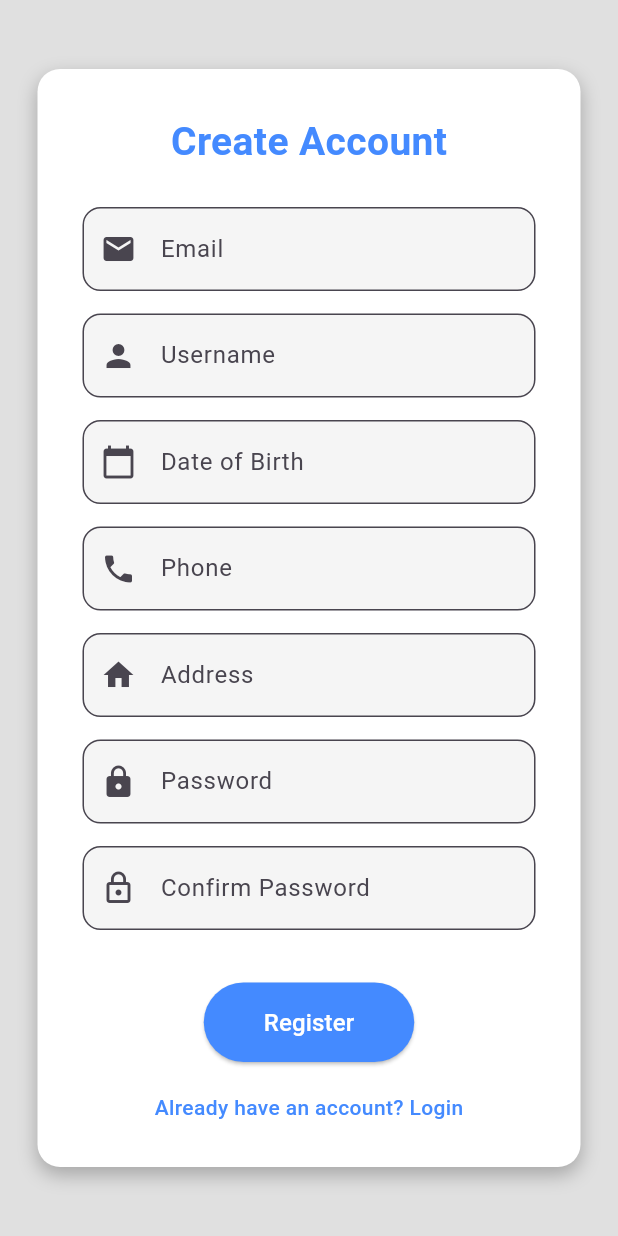
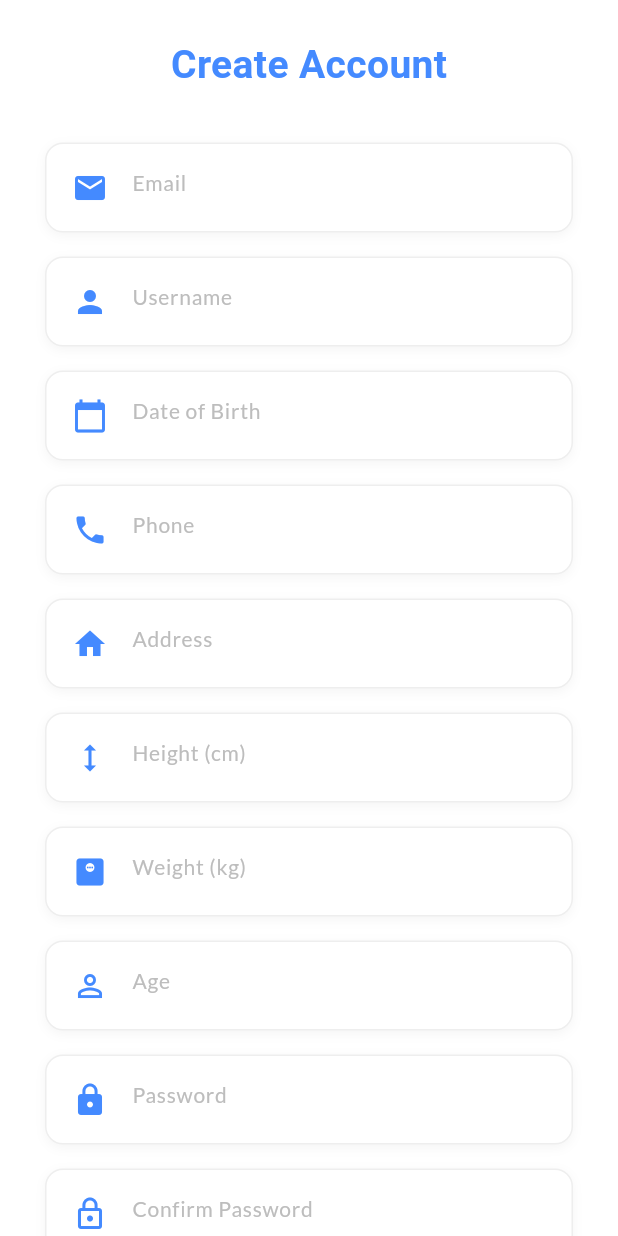
Before and after one commit to Dung261102/kltn, a Flutter app: the RegisterPage screen opened directly, on a phone screen of 412 x 824 dp. Run offline on Flutter 3.47's test engine with Material 3 defaults, Android fonts, the light colour scheme and no system bars; our stand-ins replace date_picker_timeline, flutter_local_notifications, flutter_native_timezone, flutter_staggered_animations, fluttertoast, get and 7 more; accounts and stored records are empty.

Commit message:
đăng ký + đăng nhập đã chỉnh UI, chưa hoàn thiện, chưa tái sử dụng các widget

```diff
--- a/lib/main.dart
+++ b/lib/main.dart
@@ -57,9 +57,9 @@ class MyApp extends StatelessWidget {
         // "/": (context) => CheckLoginPage(), // Trang kiểm tra login đầu tiên
         // "/main": (context) => MainPage(), // Trang chính của app
         // "/login": (context) => LoginPage(),
-        "/": (context) => LoginPage(),
+        // "/": (context) => LoginPage(),
         // "/home": (context) => HomePage(),
-        //  "/": (context) => MainPage(),
+         "/": (context) => MainPage(),
       },
 
       // home: ReminderPage(), // màn hình đầu tiên
--- a/lib/ui/pages/login/login_page.dart
+++ b/lib/ui/pages/login/login_page.dart
@@ -22,7 +22,7 @@ class _LoginPageState extends State<LoginPage> {
   @override
   Widget build(BuildContext context) {
     return Scaffold(
-      backgroundColor: Colors.white, // Changed from grey to white
+      backgroundColor: Colors.white,
       body: Center(
         child: SingleChildScrollView(
           padding: EdgeInsets.all(25),
@@ -31,17 +31,29 @@ class _LoginPageState extends State<LoginPage> {
             child: Column(
               mainAxisSize: MainAxisSize.min,
               children: [
-                SizedBox(height: 20), // Added more top spacing
+                SizedBox(height: 20),
                 Text(
                   "Login here",
                   style: TextStyle(
-                    fontSize: 28, // Increased font size
+                    fontSize: 32,
                     fontWeight: FontWeight.bold,
                     color: Colors.blueAccent,
+                    letterSpacing: 1.2,
                   ),
                 ),
 
-                SizedBox(height: 35), // Increased spacing after title
+                SizedBox(height: 10),
+
+                Text(
+                  "Welcome back you've been missed!",
+                  style: TextStyle(
+                    fontSize: 16,
+                    color: Colors.grey[600],
+                    letterSpacing: 0.5,
+                  ),
+                ),
+
+                SizedBox(height: 35),
 
                 // Trường email
                 FormFields(
@@ -118,9 +130,9 @@ class _LoginPageState extends State<LoginPage> {
                       Text(
                         'Register',
                         style: TextStyle(
-                          fontSize: 16, // Increased font size
+                          fontSize: 16,
                           color: Colors.blueAccent,
-                          fontWeight: FontWeight.bold, // Made bolder
+                          fontWeight: FontWeight.bold,
                         ),
                       ),
                     ],
--- a/lib/ui/pages/login/register_page.dart
+++ b/lib/ui/pages/login/register_page.dart
@@ -1,8 +1,10 @@
 import 'package:flutter/material.dart';
 import 'package:fluttertoast/fluttertoast.dart';
+import 'package:shared_preferences/shared_preferences.dart';
 
 import '../../../rest/rest_api.dart'; // Gọi API đăng ký
 import 'login_page.dart';            // Trang đăng nhập
+import '../../widgets/form_fields_widgets.dart'; // Import FormFields widget
 
 class RegisterPage extends StatefulWidget {
   @override
@@ -20,30 +22,31 @@ class RegisterPageState extends State<RegisterPage> {
   final TextEditingController address = TextEditingController();
   final TextEditingController password = TextEditingController();
   final TextEditingController confirmPassword = TextEditingController();
+  final TextEditingController height = TextEditingController();
+  final TextEditingController weight = TextEditingController();
+  final TextEditingController age = TextEditingController();
+  late SharedPreferences _sharedPreferences;
 
   // Key để validate form
   final GlobalKey<FormState> _formKey = GlobalKey<FormState>();
 
   @override
+  void initState() {
+    super.initState();
+    _initSharedPreferences();
+  }
+
+  Future<void> _initSharedPreferences() async {
+    _sharedPreferences = await SharedPreferences.getInstance();
+  }
+
+  @override
   Widget build(BuildContext context) {
     return Scaffold(
-      backgroundColor: Colors.grey[300], // Nền toàn màn hình
+      backgroundColor: Colors.white, // Changed from grey to white
       body: Center(
-        child: Container(
-          padding: EdgeInsets.all(30),
-          margin: EdgeInsets.symmetric(horizontal: 25),
-          decoration: BoxDecoration(
-            color: Colors.white, // Giao diện form nền trắng
-            borderRadius: BorderRadius.circular(15),
-            boxShadow: [
-              BoxShadow(
-                color: Colors.black26,
-                blurRadius: 10,
-                offset: Offset(0, 5),
-              ),
-            ],
-          ),
         child: SingleChildScrollView(
+          padding: EdgeInsets.all(25),
           child: Form(
             key: _formKey, // Form validation
             child: Column(
@@ -59,13 +62,66 @@ class RegisterPageState extends State<RegisterPage> {
                 ),
                 SizedBox(height: 25),
 
-                  _buildField(email, Icons.email, 'Email'),
-                  _buildField(username, Icons.person, 'Username'),
-                  _buildField(dob, Icons.calendar_today, 'Date of Birth'),
-                  _buildField(phone, Icons.phone, 'Phone'),
-                  _buildField(address, Icons.home, 'Address'),
-                  _buildField(password, Icons.lock, 'Password', isPassword: true),
-                  _buildField(confirmPassword, Icons.lock_outline, 'Confirm Password', isPassword: true),
+                FormFields(
+                  controller: email,
+                  data: Icons.email,
+                  txtHint: 'Email',
+                  obsecure: false,
+                ),
+                FormFields(
+                  controller: username,
+                  data: Icons.person,
+                  txtHint: 'Username',
+                  obsecure: false,
+                ),
+                FormFields(
+                  controller: dob,
+                  data: Icons.calendar_today,
+                  txtHint: 'Date of Birth',
+                  obsecure: false,
+                ),
+                FormFields(
+                  controller: phone,
+                  data: Icons.phone,
+                  txtHint: 'Phone',
+                  obsecure: false,
+                ),
+                FormFields(
+                  controller: address,
+                  data: Icons.home,
+                  txtHint: 'Address',
+                  obsecure: false,
+                ),
+                FormFields(
+                  controller: height,
+                  data: Icons.height,
+                  txtHint: 'Height (cm)',
+                  obsecure: false,
+                ),
+                FormFields(
+                  controller: weight,
+                  data: Icons.monitor_weight,
+                  txtHint: 'Weight (kg)',
+                  obsecure: false,
+                ),
+                FormFields(
+                  controller: age,
+                  data: Icons.person_outline,
+                  txtHint: 'Age',
+                  obsecure: false,
+                ),
+                FormFields(
+                  controller: password,
+                  data: Icons.lock,
+                  txtHint: 'Password',
+                  obsecure: true,
+                ),
+                FormFields(
+                  controller: confirmPassword,
+                  data: Icons.lock_outline,
+                  txtHint: 'Confirm Password',
+                  obsecure: true,
+                ),
 
                 SizedBox(height: 20),
 
@@ -94,6 +150,9 @@ class RegisterPageState extends State<RegisterPage> {
                   style: ElevatedButton.styleFrom(
                     backgroundColor: Colors.blueAccent,
                     padding: EdgeInsets.symmetric(horizontal: 40, vertical: 15),
+                    shape: RoundedRectangleBorder(
+                      borderRadius: BorderRadius.circular(12),
+                    ),
                   ),
                   child: Text(
                     "Register",
@@ -110,44 +169,33 @@ class RegisterPageState extends State<RegisterPage> {
                       MaterialPageRoute(builder: (_) => LoginPage()),
                     );
                   },
-                    child: Text(
-                      "Already have an account? Login",
+                  child: Row(
+                    mainAxisAlignment: MainAxisAlignment.center,
+                    children: [
+                      Text(
+                        "Already have an account? ",
                         style: TextStyle(
                           fontSize: 14,
+                          color: Colors.black,
+                          fontWeight: FontWeight.w500,
+                        ),
+                      ),
+                      SizedBox(width: 5),
+                      Text(
+                        "Login",
+                        style: TextStyle(
+                          fontSize: 20,
                           color: Colors.blueAccent,
                           fontWeight: FontWeight.w500,
                         ),
+                      ),
+                    ],
                   ),
                 ),
               ],
             ),
           ),
         ),
-        ),
-      ),
-    );
-  }
-
-  // Widget xây dựng các trường nhập liệu
-  Widget _buildField(TextEditingController controller, IconData icon, String hint, {bool isPassword = false}) {
-    return Padding(
-      padding: EdgeInsets.only(bottom: 15),
-      child: TextFormField(
-        controller: controller,
-        obscureText: isPassword,
-        decoration: InputDecoration(
-          prefixIcon: Icon(icon),
-          hintText: hint,
-          border: OutlineInputBorder(borderRadius: BorderRadius.circular(12)),
-          filled: true,
-          fillColor: Colors.grey[100],
-        ),
-        validator: (value) {
-          if (value == null || value.isEmpty) {
-            return '$hint is required';
-          }
-          return null;
-        },
       ),
     );
   }
@@ -161,9 +209,15 @@ class RegisterPageState extends State<RegisterPage> {
       String dob,
       String address,
   ) async {
-    var res = await userRegister(username, email, password, phone, dob, address); // Gọi API
+    var res = await userRegister(username, email, password, phone, dob, address);
 
     if (res['success']) {
+      // Save username and body information to SharedPreferences
+      await _sharedPreferences.setString('username', username);
+      await _sharedPreferences.setDouble('height', double.parse(height.text));
+      await _sharedPreferences.setDouble('weight', double.parse(weight.text));
+      await _sharedPreferences.setInt('age', int.parse(age.text));
+
       Fluttertoast.showToast(msg: 'Registration successful', textColor: Colors.green);
       Navigator.pushReplacement(
         context,
--- a/lib/ui/pages/profile/profilePage.dart
+++ b/lib/ui/pages/profile/profilePage.dart
@@ -6,6 +6,7 @@ import 'package:glucose_real_time/ui/theme/theme.dart';
 import 'package:glucose_real_time/ui/widgets/common_appbar.dart';
 import 'package:glucose_real_time/ui/widgets/button.dart';
 import 'package:line_awesome_flutter/line_awesome_flutter.dart';
+import 'package:shared_preferences/shared_preferences.dart';
 // import 'package:glucose_real_time/ui/pages/profile/viewProfile.dart';
 
 import 'UpdateProfileScreen.dart';
@@ -19,19 +20,36 @@ class ProfilePage extends StatefulWidget {
 
 class _ProfilePageState extends State<ProfilePage> {
   final NotifyHelper notifyHelper = NotifyHelper();
+  late SharedPreferences _sharedPreferences;
 
   // Placeholder cho tên và ID thiết bị (có thể set sau từ Node.js hoặc phía logic)
   String? savedDeviceName;
   String? savedDeviceId;
 
   // Tên người dùng hiện tại
-  String userName = "Nguyen Dung";
+  String userName = "User"; // Default name
   String avatarPath = "assets/images/profile/avatar.jpg";
 
   // Thông tin cơ thể người dùng
   double height = 170.0;  // Chiều cao mặc định (cm)
   double weight = 65.0;   // Cân nặng mặc định (kg)
   int age = 25;          // Tuổi mặc định
+
+  @override
+  void initState() {
+    super.initState();
+    _loadUserData();
+  }
+
+  Future<void> _loadUserData() async {
+    _sharedPreferences = await SharedPreferences.getInstance();
+    setState(() {
+      userName = _sharedPreferences.getString('username') ?? "User";
+      height = _sharedPreferences.getDouble('height') ?? 170.0;
+      weight = _sharedPreferences.getDouble('weight') ?? 65.0;
+      age = _sharedPreferences.getInt('age') ?? 25;
+    });
+  }
 
   // Hàm cập nhật chiều cao
   void _updateHeight() {
--- a/lib/ui/widgets/form_fields_widgets.dart
+++ b/lib/ui/widgets/form_fields_widgets.dart
@@ -28,20 +28,28 @@ class FormFields extends StatelessWidget {
   Widget build(BuildContext context) {
     return Container(
       decoration: BoxDecoration(
-        color: Colors.grey[100],
-        borderRadius: BorderRadius.all(Radius.circular(8)),
+        color: Colors.white,
+        borderRadius: BorderRadius.all(Radius.circular(12)),
+        border: Border.all(color: Colors.grey.shade200),
+        boxShadow: [
+          BoxShadow(
+            color: Colors.grey.shade100,
+            blurRadius: 5,
+            offset: Offset(0, 2),
+          ),
+        ],
       ),
       padding: EdgeInsets.all(5),
-      margin: EdgeInsets.all(5),
+      margin: EdgeInsets.symmetric(vertical: 8, horizontal: 5),
       child: TextFormField(
         controller: controller,
         obscureText: obsecure,
         style: titleStyle,
         decoration: InputDecoration(
           border: InputBorder.none,
-          prefixIcon: Icon(data, color: Colors.grey),
+          prefixIcon: Icon(data, color: Colors.blueAccent),
           hintText: txtHint,
-          hintStyle: subTitleStyle,
+          hintStyle: subTitleStyle.copyWith(color: Colors.grey.shade400),
         ),
       ),
     );
```
Lines whose indentation alone changed are shown as unchanged.
